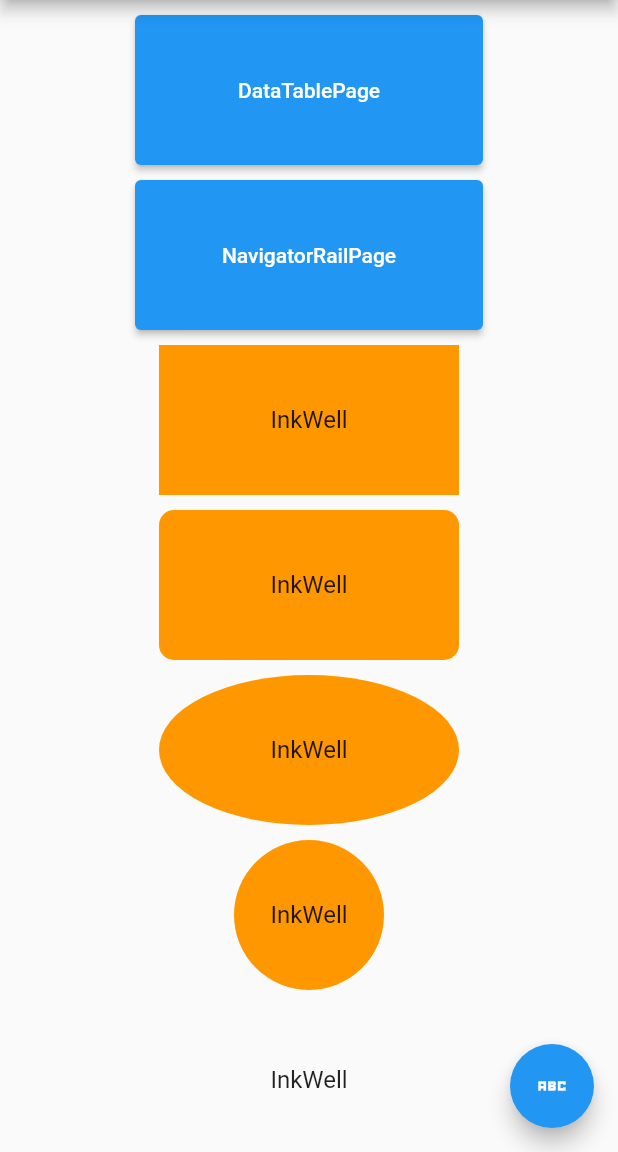
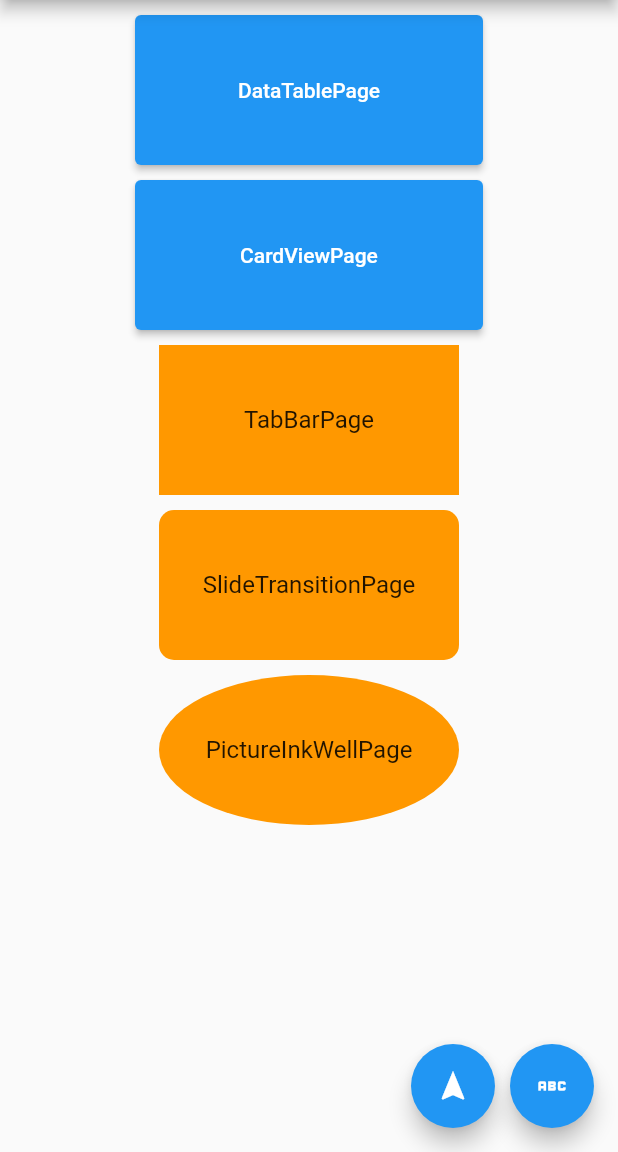
Before and after one commit to macy11/FlutterDefineView, a Flutter app: the screen it shows after launch, on a phone screen of 412 x 824 dp, the part 84-1236 px from its top. Run offline on Flutter 3.47's test engine with Material 2 defaults, Android fonts, the phone set to English and light mode, and no system bars; missing offline and left inert: auto_orientation.

Commit message:
FIX: increase code

```diff
--- a/lib/main.dart
+++ b/lib/main.dart
@@ -1,6 +1,9 @@
 import 'package:flutter/material.dart';
-import 'package:mcy_define_view/ripple/dataTable_page.dart';
-import 'package:mcy_define_view/ripple/navigator_rail_page.dart';
+import 'package:mcy_define_view/other_ink_well_btn_page.dart';
+import 'package:mcy_define_view/picture_ink_well_page.dart';
+import 'package:mcy_define_view/ripple/card_view_page.dart';
+import 'package:mcy_define_view/ripple/data_table_page.dart';
+import 'package:mcy_define_view/slide_transition_page.dart';
 import 'package:mcy_define_view/tab_bar_page.dart';
 import 'mf_navigator_bar.dart';
 
@@ -8,9 +11,11 @@ void main() {
   runApp(const MyApp());
 }
 
+final RouteObserver<PageRoute> routeObserver = RouteObserver<PageRoute>();
+final List<int> sortList = <int>[];
+
 class MyApp extends StatelessWidget {
   // 用于路由返回监听
-  static final RouteObserver<PageRoute> routeObserver = RouteObserver<PageRoute>();
   const MyApp({super.key});
 
   @override
@@ -36,17 +41,14 @@ class MyHomePage extends StatefulWidget {
 }
 
 class _MyHomePageState extends State<MyHomePage> {
-  void _openBezierCurve() {
-    Navigator.push(context, MaterialPageRoute(builder: (context) => const MFNavigatorBar()));
-  }
-
   @override
   Widget build(BuildContext context) {
     return Scaffold(
         appBar: AppBar(
           title: Text(widget.title),
         ),
-      body: Center(
+        body: Container(
+          alignment: Alignment.topCenter,
           child: SingleChildScrollView(
             child: Column(
               mainAxisAlignment: MainAxisAlignment.start,
@@ -73,14 +75,14 @@ class _MyHomePageState extends State<MyHomePage> {
                 ElevatedButton(
                   onPressed: () {
                     Navigator.push(context, MaterialPageRoute(builder: (context) {
-                    return const NavigatorRailPage();
+                      return const CardViewPage();
                     }));
                   },
                   child: Container(
                     alignment: Alignment.center,
                     width: 200,
                     height: 100,
-                  child: const Text('NavigatorRailPage'),
+                    child: const Text('CardViewPage'),
                   ),
                 ),
                 const SizedBox(
@@ -94,18 +96,18 @@ class _MyHomePageState extends State<MyHomePage> {
                         return const TabBarPage();
                       }));
                     },
+                    splashColor: Colors.blueAccent,
                     child: Container(
                       alignment: Alignment.center,
                       width: 200,
                       height: 100,
                       child: const Text(
-                      'InkWell',
+                        'TabBarPage',
                         style: TextStyle(
                           fontSize: 16,
                         ),
                       ),
                     ),
-                  splashColor: Colors.blueAccent,
                   ),
                 ),
                 const SizedBox(
@@ -117,13 +119,18 @@ class _MyHomePageState extends State<MyHomePage> {
                     child: Ink(
                       color: Colors.orange,
                       child: InkWell(
-                      onTap: () {},
+                        onTap: () {
+                          Navigator.push(context, MaterialPageRoute(builder: (context) {
+                            return const SlideTransitionPage();
+                          }));
+                        },
+                        // ignore: sort_child_properties_last
                         child: Container(
                           alignment: Alignment.center,
                           width: 200,
                           height: 100,
                           child: const Text(
-                          'InkWell',
+                            'SlideTransitionPage',
                             style: TextStyle(
                               fontSize: 16,
                             ),
@@ -142,152 +149,23 @@ class _MyHomePageState extends State<MyHomePage> {
                     child: Ink(
                       color: Colors.orange,
                       child: InkWell(
-                      onTap: () {},
+                        onTap: () {
+                          Navigator.push(context, MaterialPageRoute(builder: (context) {
+                            return const PictureInkWellPage();
+                          }));
+                        },
+                        splashColor: Colors.blueAccent,
                         child: Container(
                           alignment: Alignment.center,
                           width: 200,
                           height: 100,
                           child: const Text(
-                          'InkWell',
+                            'PictureInkWellPage',
                             style: TextStyle(
                               fontSize: 16,
                             ),
                           ),
                         ),
-                      splashColor: Colors.blueAccent,
-                    ),
-                  ),
-                ),
-              ),
-              const SizedBox(
-                height: 10,
-              ),
-              ClipOval(
-                child: Material(
-                  child: Ink(
-                    color: Colors.orange,
-                    child: InkWell(
-                      onTap: () {},
-                      child: Container(
-                        alignment: Alignment.center,
-                        width: 100,
-                        height: 100,
-                        child: const Text(
-                          'InkWell',
-                          style: TextStyle(
-                            fontSize: 16,
-                          ),
-                        ),
-                      ),
-                      splashColor: Colors.blueAccent,
-                    ),
-                  ),
-                ),
-              ),
-              const SizedBox(
-                height: 10,
-              ),
-              InkWell(
-                onTap: () {},
-                borderRadius: const BorderRadius.all(Radius.circular(10.0)),
-                child: Container(
-                  // color: Colors.white,
-                  alignment: Alignment.center,
-                  width: 200,
-                  height: 100,
-                  child: const Text(
-                    'InkWell',
-                    style: TextStyle(
-                      fontSize: 16,
-                    ),
-                  ),
-                ),
-                // splashColor: Colors.green,
-              ),
-              const SizedBox(
-                height: 10,
-              ),
-              Material(
-                color: Colors.green,
-                child: Ink(
-                  child: InkWell(
-                    onTap: () {},
-                    child: Container(
-                      alignment: Alignment.center,
-                      width: 200,
-                      height: 100.0,
-                      child: const Text("Material\nInk\nInkWell"),
-                    ),
-                    splashColor: Colors.red,
-                  ),
-                ),
-              ),
-              const SizedBox(
-                height: 10,
-              ),
-              Material(
-                color: Colors.purple,
-                child: InkResponse(
-                  onTap: () {},
-                  child: Container(
-                    alignment: Alignment.center,
-                    width: 200,
-                    height: 100.0,
-                    child: const Text("Material\nInk\nInkWell"),
-                  ),
-                  splashColor: Colors.black45,
-                ),
-              ),
-              const SizedBox(
-                height: 10,
-              ),
-              InkWell(
-                onTap: () {},
-                child: Container(
-                  alignment: Alignment.center,
-                  child: Ink.image(
-                    width: 343,
-                    height: 175,
-                    image: AssetImage("assets/images/bg_card_tt.png"),
-                  ),
-                ),
-              ),
-              const SizedBox(
-                height: 10,
-              ),
-              InkWell(
-                onTap: () {},
-                child: Ink.image(
-                  width: 343,
-                  height: 175,
-                  image: AssetImage("assets/images/bg_card_tt.png"),
-                ),
-              ),
-              const SizedBox(
-                height: 10,
-              ),
-              Material(
-                clipBehavior: Clip.hardEdge,
-                shape: RoundedRectangleBorder(
-                  borderRadius: BorderRadius.circular(100),
-                  side: BorderSide(
-                    color: Colors.red,
-                    width: 3,
-                  ),
-                ),
-                child: InkWell(
-                  splashColor: Colors.red,
-                  onTap: () {},
-                  child: Ink(
-                    decoration: BoxDecoration(
-                      image: DecorationImage(
-                        image: AssetImage("assets/images/bg_card_tt.png"),
-                        fit: BoxFit.fill,
-                      ),
-                    ),
-                    child: Container(
-                      width: 100,
-                      height: 100,
                       ),
                     ),
                   ),
@@ -296,11 +174,36 @@ class _MyHomePageState extends State<MyHomePage> {
             ),
           ),
         ),
-      floatingActionButton: FloatingActionButton(
+        floatingActionButton: Row(
+          mainAxisAlignment: MainAxisAlignment.end,
+          children: [
+            FloatingActionButton(
+              heroTag: 'BezierCurve',
+              key: const Key('BezierCurve'),
               onPressed: _openBezierCurve,
+              tooltip: 'BezierCurve',
+              child: const Icon(Icons.navigation),
+            ),
+            const SizedBox(
+              width: 10,
+            ),
+            FloatingActionButton(
+              heroTag: 'Increment',
+              key: const Key('Increment'),
+              onPressed: () {
+                Navigator.push(context, MaterialPageRoute(builder: (context) {
+                  return const OtherInkWellBtnPage();
+                }));
+              },
               tooltip: 'Increment',
-        child: const Icon(Icons.abc_sharp),
-      ), // This trailing comma makes auto-formatting nicer for build methods.
+              child: const Icon(Icons.abc),
+            ),
+          ],
+        ) // This trailing comma makes auto-formatting nicer for build methods.
         );
   }
+
+  void _openBezierCurve() {
+    Navigator.push(context, MaterialPageRoute(builder: (context) => const MFNavigatorBar()));
   }
+}
--- a/lib/mf_navigator_bar.dart
+++ b/lib/mf_navigator_bar.dart
@@ -91,7 +91,11 @@ class _MFNavigatorBarState extends State<MFNavigatorBar> {
           ),
           boxShadow: [
             BoxShadow(
-                color: Colors.black.withOpacity(0.3), offset: const Offset(0, 4), blurRadius: 8, spreadRadius: 1.0),
+              color: Colors.black.withOpacity(0.3),
+              offset: const Offset(0, 4),
+              blurRadius: 8,
+              spreadRadius: 1.0,
+            ),
           ],
         ),
         child: Column(
--- a/lib/ripple/navigator_rail_page.dart
+++ b/lib/ripple/card_view_page.dart
@@ -1,15 +1,15 @@
 import 'package:flutter/material.dart';
 
-class NavigatorRailPage extends StatefulWidget {
-  const NavigatorRailPage({super.key});
+class CardViewPage extends StatefulWidget {
+  const CardViewPage({super.key});
 
   @override
   State<StatefulWidget> createState() {
-    return _NavigatorRailPageState();
+    return _CardViewPageState();
   }
 }
 
-class _NavigatorRailPageState extends State {
+class _CardViewPageState extends State {
   @override
   Widget build(BuildContext context) {
     return Scaffold(
@@ -21,7 +21,7 @@ class _NavigatorRailPageState extends State {
           elevation: 8,
           shape: RoundedRectangleBorder(
             borderRadius: BorderRadius.circular(40),
-            side: BorderSide(
+            side: const BorderSide(
               color: Colors.yellow,
               width: 3,
             ),
@@ -30,8 +30,8 @@ class _NavigatorRailPageState extends State {
             child: InkWell(
               onTap: () {},
               child: Container(
-                padding: EdgeInsets.symmetric(horizontal: 100, vertical: 50),
-                child: Text('Card'),
+                padding: const EdgeInsets.symmetric(horizontal: 100, vertical: 50),
+                child: const Text('Card'),
               ),
             ),
           ),
--- a/lib/ripple/dataTable_page.dart
+++ b/lib/ripple/data_table_page.dart
@@ -4,12 +4,12 @@ class DataTablePage extends StatefulWidget {
   const DataTablePage({super.key});
 
   @override
-  State<StatefulWidget> createState() {
+  State<DataTablePage> createState() {
     return _DataTablePageState();
   }
 }
 
-class _DataTablePageState extends State {
+class _DataTablePageState extends State<DataTablePage> {
   List<User> data = [
     User('老孟0', 18),
     User('老孟1', 19, selected: true),
@@ -19,7 +19,6 @@ class _DataTablePageState extends State {
   ];
 
   var _sortAscending = true;
-
 
   @override
   void initState() {
--- a/pubspec.yaml
+++ b/pubspec.yaml
@@ -19,7 +19,7 @@ publish_to: 'none' # Remove this line if you wish to publish to pub.dev
 version: 1.0.0+1
 
 environment:
-  sdk: '>=2.19.0 <3.0.0'
+  sdk: '>=2.18.2 <3.0.0'
 
 # Dependencies specify other packages that your package needs in order to work.
 # To automatically upgrade your package dependencies to the latest versions
```
Also changed, not shown: lib/other_ink_well_btn_page.dart (added, +107 -0 lines), lib/picture_ink_well_page.dart (added, +72 -0 lines), lib/slide_transition_page.dart (added, +61 -0 lines), lib/tab_bar_detail_page.dart (+13 -9 lines), lib/tab_bar_page.dart (+39 -13 lines). Lines whose indentation alone changed are shown as unchanged.
